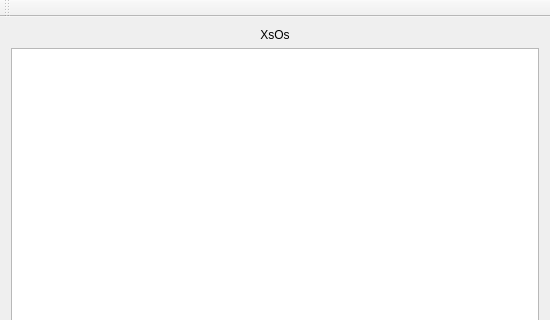
Proxxxy/Gomoku, file MainWindow.ui: the form before one commit; both pictures show x 0 to 550 and y 0 to 320 of the 550 by 550 pixel window.
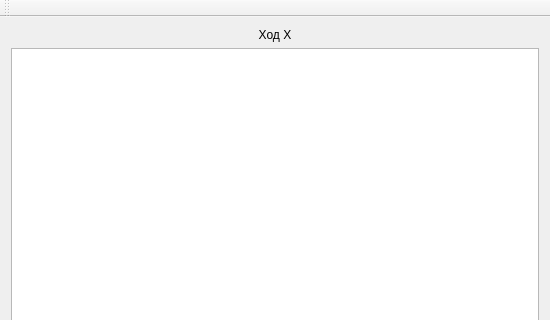
The form after the commit.

What changed in the file:
```diff
--- a/MainWindow.ui
+++ b/MainWindow.ui
@@ -21,7 +21,7 @@
     <item row="1" column="0">
      <widget class="QLabel" name="label">
       <property name="text">
-       <string>XsOs</string>
+       <string>Ход X</string>
       </property>
       <property name="alignment">
        <set>Qt::AlignCenter</set>
```
Left out of the diff: 2 changed lines with no effect on the pictures.
